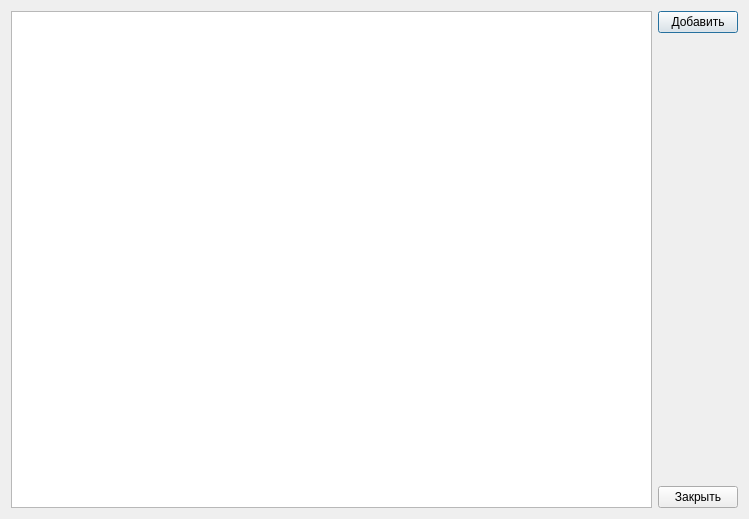
Above: UsersDialog/usersdialog.ui from rust3128/HotlineSchedule before the change. Below: the same form after it.
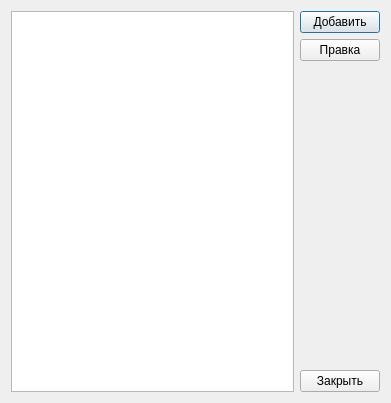
That is the form after the change.

Patch:
```diff
--- a/UsersDialog/usersdialog.ui
+++ b/UsersDialog/usersdialog.ui
@@ -6,16 +6,16 @@
    <rect>
     <x>0</x>
     <y>0</y>
-    <width>749</width>
-    <height>519</height>
+    <width>391</width>
+    <height>403</height>
    </rect>
   </property>
   <property name="windowTitle">
    <string>Dialog</string>
   </property>
-  <layout class="QGridLayout" name="gridLayout">
+  <layout class="QGridLayout" name="gridLayout" columnstretch="1,0">
    <item row="0" column="1">
-    <layout class="QVBoxLayout" name="verticalLayout">
+    <layout class="QVBoxLayout" name="verticalLayout" stretch="0,0,0,0">
      <item>
       <widget class="QPushButton" name="pushButtonAdd">
        <property name="text">
@@ -23,6 +23,13 @@
        </property>
       </widget>
      </item>
+     <item>
+      <widget class="QPushButton" name="pushButtonEdit">
+       <property name="text">
+        <string>Правка</string>
+       </property>
+      </widget>
+     </item>
      <item>
       <spacer name="verticalSpacer">
        <property name="orientation">
@@ -46,7 +53,23 @@
     </layout>
    </item>
    <item row="0" column="0">
-    <widget class="QTableView" name="tableView"/>
+    <widget class="QTableView" name="tableView">
+     <property name="editTriggers">
+      <set>QAbstractItemView::NoEditTriggers</set>
+     </property>
+     <property name="alternatingRowColors">
+      <bool>true</bool>
+     </property>
+     <property name="selectionMode">
+      <enum>QAbstractItemView::SingleSelection</enum>
+     </property>
+     <property name="selectionBehavior">
+      <enum>QAbstractItemView::SelectRows</enum>
+     </property>
+     <property name="sortingEnabled">
+      <bool>true</bool>
+     </property>
+    </widget>
    </item>
   </layout>
  </widget>
```
Left out of the diff: 2 changed lines with no effect on the pictures.
